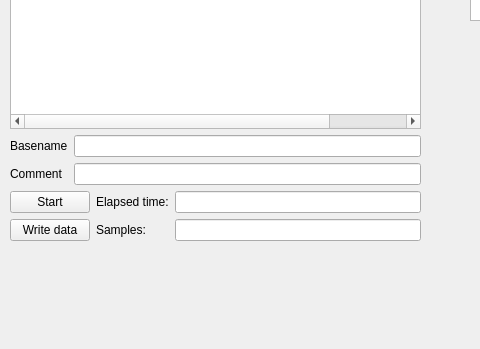
Before: the Qt Designer form DAQ/LegacyDaqStreamingUi2.ui in AvirupRoy/research, drawn with Qt 5; both pictures show x 0 to 480 and y 250 to 599 of the 977 by 599 pixel window.
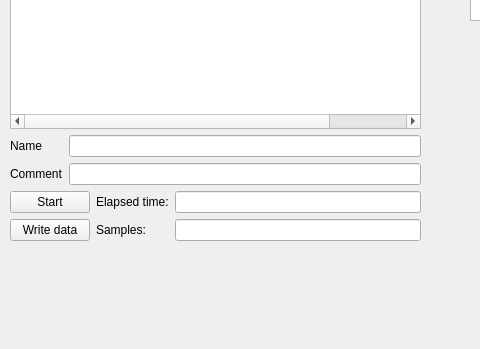
After: the same form once the commit is applied. Custom widgets are drawn as their Qt base class.

Diff of the .ui file:
```diff
--- a/DAQ/LegacyDaqStreamingUi2.ui
+++ b/DAQ/LegacyDaqStreamingUi2.ui
@@ -23,7 +23,7 @@
     </rect>
    </property>
   </widget>
-  <widget class="QWidget" name="">
+  <widget class="QWidget" name="layoutWidget">
    <property name="geometry">
     <rect>
      <x>10</x>
@@ -217,7 +217,7 @@
       <item row="0" column="0">
        <widget class="QLabel" name="label_9">
         <property name="text">
-         <string>Basename</string>
+         <string>Name</string>
         </property>
        </widget>
       </item>
```
Left out of the diff: 25 changed lines with no effect on the pictures.
